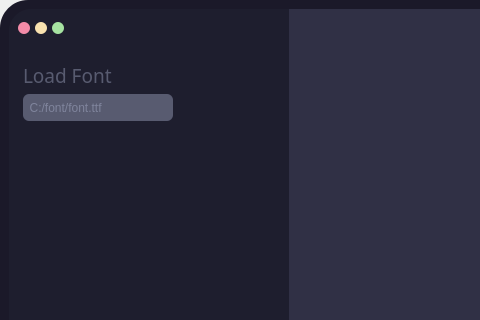
First picture: the form in ui/typewriter.ui, repository beyonson/font-loader, before the edit; both pictures show x 0 to 480 and y 0 to 320 of the 800 by 600 pixel window.
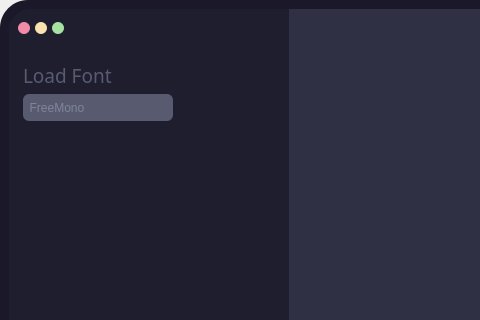
Second picture: the form after the edit. Icons and pictures are not drawn.

The edit to the form file:
```diff
--- a/ui/typewriter.ui
+++ b/ui/typewriter.ui
@@ -359,7 +359,7 @@
                       </size>
                      </property>
                      <property name="text">
-                      <string>  C:/font/font.ttf</string>
+                      <string>  FreeMono</string>
                      </property>
                     </widget>
                    </item>
```
Left out of the diff: 1 changed line with no effect on the pictures.
